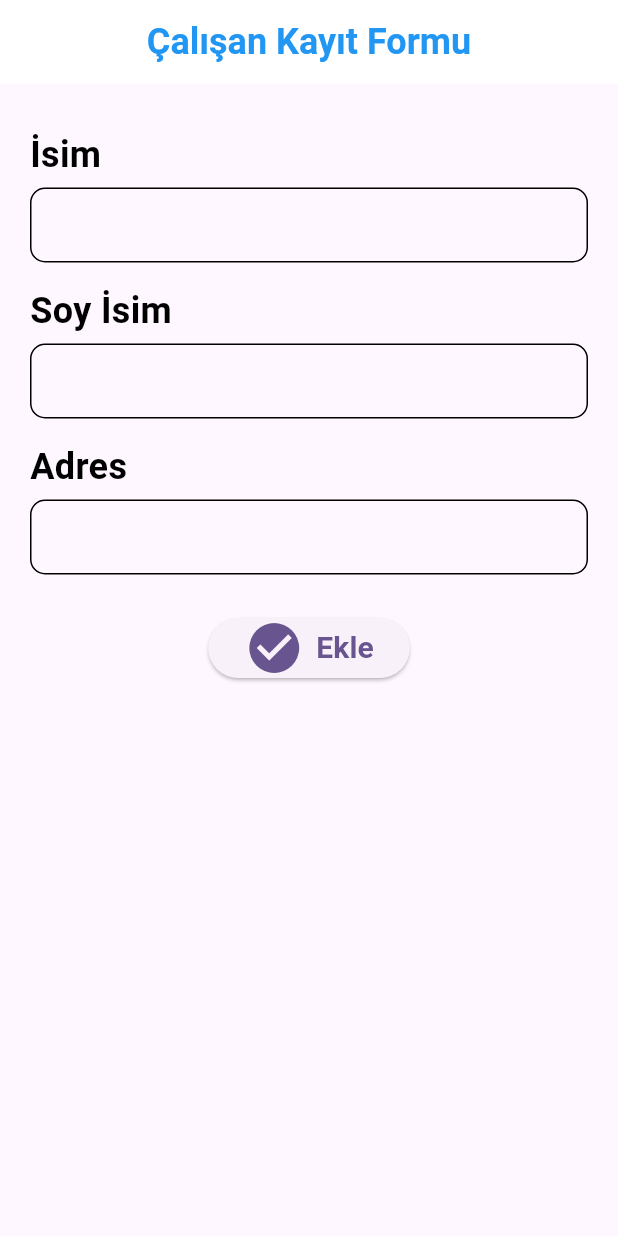
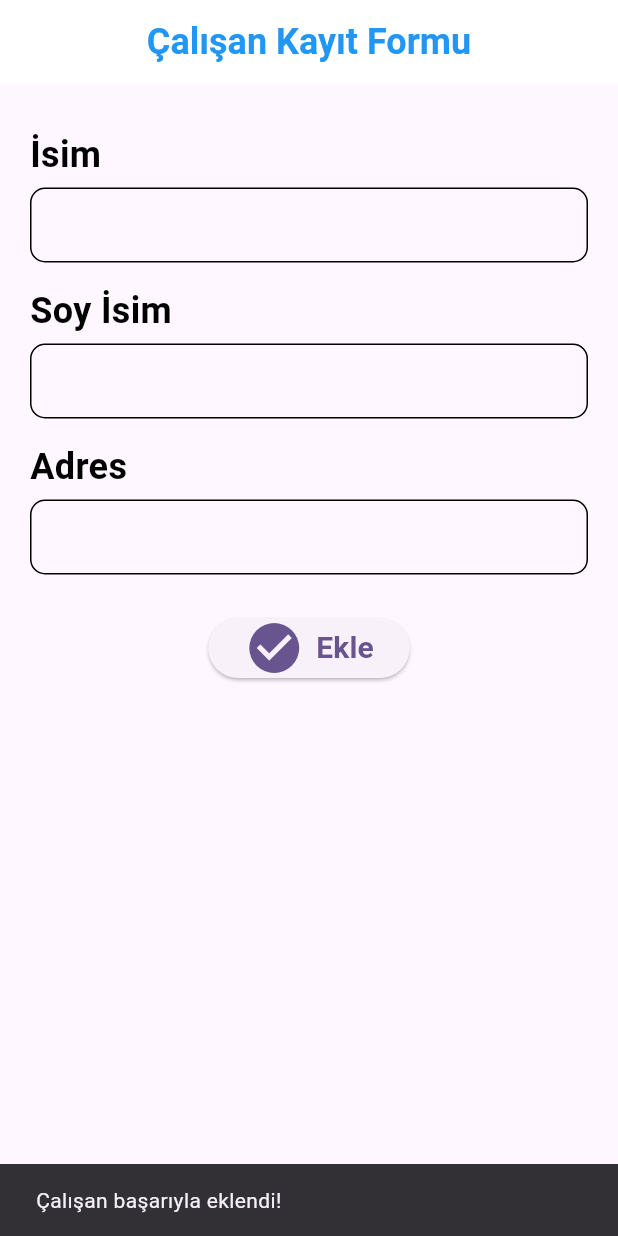
Before and after one commit to alicanyucel/FlutterFireBaseCrud, a Flutter app: the screen it shows after launch, after a tap on "Ekle", on a phone screen of 412 x 824 dp. Run offline on Flutter 3.47's test engine with Material 3 defaults, Android fonts, the phone set to English and light mode, and no system bars; our stand-ins replace sqflite; accounts and stored records are empty.

Commit message:
veri tabanına ekleme işlemi baaşrılı
veri tabanına ekleme işlemi baaşrılı

```diff
--- a/FireBaseCrud/lib/employee/employee.dart
+++ b/FireBaseCrud/lib/employee/employee.dart
@@ -1,12 +1,16 @@
+import 'package:firebasecrud/services/database.dart';
+import 'package:flutter/foundation.dart';
 import 'package:flutter/material.dart';
 
 class Employee extends StatefulWidget {
-  const Employee({super.key});
   @override
   State<Employee> createState() => _EmployeeState();
 }
 
 class _EmployeeState extends State<Employee> {
+  TextEditingController namecontroller=new TextEditingController();
+  TextEditingController lastnamecontroller=new TextEditingController();
+  TextEditingController addresscontroller=new TextEditingController();
   @override
   Widget build(BuildContext context) {
     return Scaffold(
@@ -34,7 +38,7 @@ class _EmployeeState extends State<Employee> {
           child: Column(
             crossAxisAlignment: CrossAxisAlignment.start,
             children: [
-              const Text(
+               Text(
                 "İsim",
                 style: TextStyle(
                   color: Colors.black,
@@ -42,19 +46,20 @@ class _EmployeeState extends State<Employee> {
                   fontWeight: FontWeight.bold,
                 ),
               ),
-              const SizedBox(height: 5.0),
+              SizedBox(height: 5.0),
               Container(
                 padding: const EdgeInsets.only(left: 10.0),
                 decoration: BoxDecoration(
                   border: Border.all(),
                   borderRadius: BorderRadius.circular(10),
                 ),
-                child: const TextField(
+                child: TextField(
+                  controller: namecontroller,
                   decoration: InputDecoration(border: InputBorder.none),
                 ),
               ),
-              const SizedBox(height: 15.0),
-              const Text(
+              SizedBox(height: 15.0),
+              Text(
                 "Soy İsim",
                 style: TextStyle(
                   color: Colors.black,
@@ -62,19 +67,20 @@ class _EmployeeState extends State<Employee> {
                   fontWeight: FontWeight.bold,
                 ),
               ),
-              const SizedBox(height: 5.0),
+              SizedBox(height: 5.0),
               Container(
                 padding: const EdgeInsets.only(left: 10.0),
                 decoration: BoxDecoration(
                   border: Border.all(),
                   borderRadius: BorderRadius.circular(10),
                 ),
-                child: const TextField(
+                child: TextField(
+                  controller:lastnamecontroller ,
                   decoration: InputDecoration(border: InputBorder.none),
                 ),
               ),
-              const SizedBox(height: 15.0),
-              const Text(
+              SizedBox(height: 15.0),
+              Text(
                 "Adres",
                 style: TextStyle(
                   color: Colors.black,
@@ -82,21 +88,34 @@ class _EmployeeState extends State<Employee> {
                   fontWeight: FontWeight.bold,
                 ),
               ),
-              const SizedBox(height: 5.0),
+              SizedBox(height: 5.0),
               Container(
                 padding: const EdgeInsets.only(left: 10.0),
                 decoration: BoxDecoration(
                   border: Border.all(),
                   borderRadius: BorderRadius.circular(10),
                 ),
-                child: const TextField(
+                child:TextField(
+                  controller:addresscontroller,
                   decoration: InputDecoration(border: InputBorder.none),
                 ),
               ),
-              const SizedBox(height: 25.0),
+              SizedBox(height: 25.0),
               Center(
                 child: ElevatedButton(
-                  onPressed: () {},
+                  onPressed: () async {
+                    final employee = EmployeeModel(
+                      firstName: namecontroller.text,
+                      lastName: lastnamecontroller.text,
+                      address: addresscontroller.text,
+                    );
+                    await DatabaseHelper().insertEmployee(employee);
+                    print("Veritabanına eklenen çalışan: ${employee.toMap()}");
+
+                    ScaffoldMessenger.of(context).showSnackBar(
+                      SnackBar(content: Text('Çalışan başarıyla eklendi!')),
+                    );
+                  },
                   child: Row(
                     mainAxisSize: MainAxisSize.min,
                     children: const [
--- a/FireBaseCrud/lib/services/database.dart
+++ b/FireBaseCrud/lib/services/database.dart
@@ -2,13 +2,13 @@ import 'package:sqflite/sqflite.dart';
 import 'package:path/path.dart';
 import 'dart:async';
 
-class Employee {
+class EmployeeModel {
   int? id;
   String firstName;
   String lastName;
   String address;
 
-  Employee({this.id, required this.firstName, required this.lastName, required this.address});
+  EmployeeModel({this.id, required this.firstName, required this.lastName, required this.address});
 
   Map<String, dynamic> toMap() {
     return {
@@ -19,8 +19,8 @@ class Employee {
     };
   }
 
-  factory Employee.fromMap(Map<String, dynamic> map) {
-    return Employee(
+  factory EmployeeModel.fromMap(Map<String, dynamic> map) {
+    return EmployeeModel(
       id: map['id'],
       firstName: map['firstName'],
       lastName: map['lastName'],
@@ -51,12 +51,12 @@ class DatabaseHelper {
     });
   }
 
-  Future<void> insertEmployee(Employee employee) async {
+  Future<void> insertEmployee(EmployeeModel employee) async {
     final db = await database;
     await db.insert('employees', employee.toMap(), conflictAlgorithm: ConflictAlgorithm.replace);
   }
 
-  Future<void> updateEmployee(Employee employee) async {
+  Future<void> updateEmployee(EmployeeModel employee) async {
     final db = await database;
     await db.update(
       'employees',
@@ -75,15 +75,15 @@ class DatabaseHelper {
     );
   }
 
-  Future<List<Employee>> getEmployees() async {
+  Future<List<EmployeeModel>> getEmployees() async {
     final db = await database;
     final List<Map<String, dynamic>> maps = await db.query('employees');
     return List.generate(maps.length, (i) {
-      return Employee.fromMap(maps[i]);
+      return EmployeeModel.fromMap(maps[i]);
     });
   }
 
-  Future<List<Employee>> searchEmployees(String query) async {
+  Future<List<EmployeeModel>> searchEmployees(String query) async {
     final db = await database;
     final List<Map<String, dynamic>> maps = await db.query(
       'employees',
@@ -91,7 +91,7 @@ class DatabaseHelper {
       whereArgs: ['%$query%', '%$query%', '%$query%'],
     );
     return List.generate(maps.length, (i) {
-      return Employee.fromMap(maps[i]);
+      return EmployeeModel.fromMap(maps[i]);
     });
   }
 }
```
